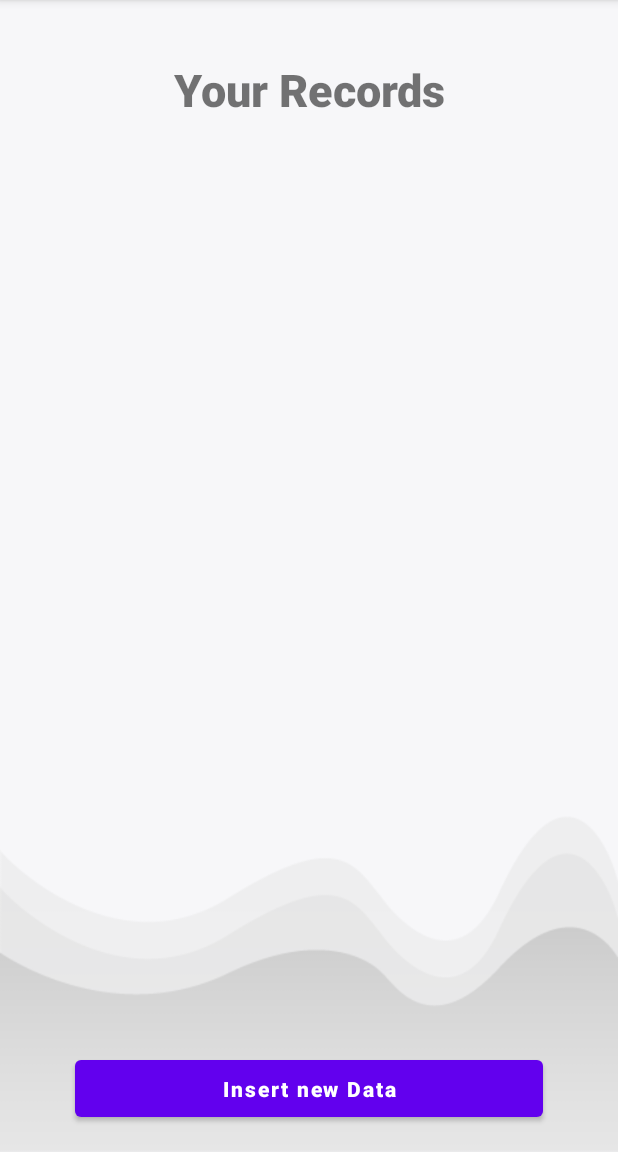
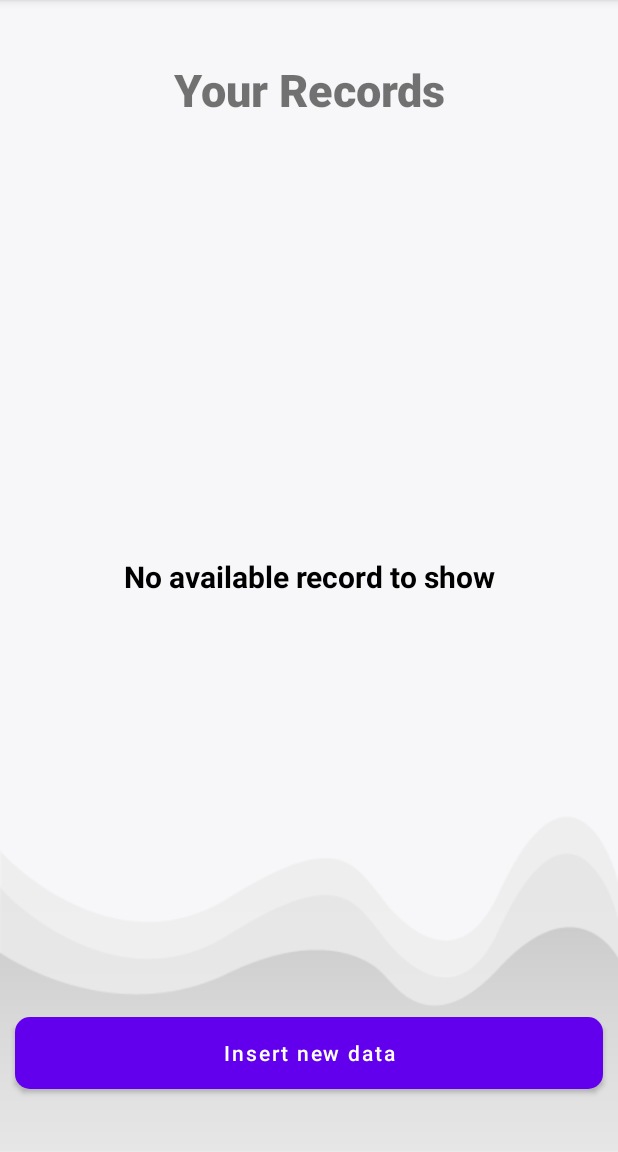
Before and after one commit to Topu646/Cardiac_Recorder, an Android app: the Home screen opened directly, with no data from a screen before it, on a phone screen of 412 x 824 dp, the part 84-1236 px from its top. Run offline under Robolectric (Android 15) with nearby library versions, the phone set to English and light mode, and no system bars; our stand-ins replace Firebase (no records; nobody signed in at launch, a user with empty details on screens opened directly).

Commit message:
Done with entire UI design and adding Firebase database

```diff
--- a/app/src/main/java/com/example/cardiacrecorder/CustomAdapter.java
+++ b/app/src/main/java/com/example/cardiacrecorder/CustomAdapter.java
@@ -48,6 +48,8 @@ public class CustomAdapter extends ArrayAdapter<Insert_Record> {
         hrtextview.setText(insert_record.getHeartrate());
         commenttextview.setText(insert_record.getComment());
 
+
+
         return view;
 
     }
--- a/app/src/main/java/com/example/cardiacrecorder/Home.java
+++ b/app/src/main/java/com/example/cardiacrecorder/Home.java
@@ -3,11 +3,14 @@ package com.example.cardiacrecorder;
 import androidx.annotation.NonNull;
 import androidx.appcompat.app.AppCompatActivity;
 
+import android.annotation.SuppressLint;
 import android.content.Intent;
 import android.os.Bundle;
 import android.view.View;
 import android.widget.Button;
 import android.widget.ListView;
+import android.widget.TextView;
+import android.widget.Toast;
 
 import com.google.firebase.auth.FirebaseAuth;
 import com.google.firebase.database.DataSnapshot;
@@ -21,11 +24,13 @@ import java.util.List;
 
 public class Home extends AppCompatActivity {
 
+    private TextView emptytext;
     private Button insertdatabutton;
     private ListView listView;
     DatabaseReference databaseReference;
     List<Insert_Record> insert_recordList;
     CustomAdapter customAdapter;
+    @SuppressLint("MissingInflatedId")
     @Override
     protected void onCreate(Bundle savedInstanceState) {
         super.onCreate(savedInstanceState);
@@ -34,6 +39,7 @@ public class Home extends AppCompatActivity {
         insert_recordList = new ArrayList<>();
         customAdapter = new CustomAdapter(Home.this,insert_recordList);
 
+        emptytext = findViewById(R.id.emptytextid);
         listView = findViewById(R.id.listviewid);
         insertdatabutton = findViewById(R.id.insertdataid);
      //   String key = databaseReference.push().getKey();
@@ -67,13 +73,22 @@ public class Home extends AppCompatActivity {
             public void onDataChange(@NonNull DataSnapshot snapshot) {
 
                 insert_recordList.clear();
+
+                if(snapshot.getChildrenCount() == 0)
+                {
+                    emptytext.setText("No available record to show");
+                }
+                else{
                 for(DataSnapshot dataSnapshot1 : snapshot.getChildren())
                 {
-                    Insert_Record record = dataSnapshot1.getValue(Insert_Record.class);
-                    insert_recordList.add(record);
+                        Insert_Record record = dataSnapshot1.getValue(Insert_Record.class);
+                        insert_recordList.add(record);
+
+                    }
+                    listView.setAdapter(customAdapter);
                 }
 
-                listView.setAdapter(customAdapter);
+//                listView.setAdapter(customAdapter);
             }
 
             @Override
--- a/app/src/main/java/com/example/cardiacrecorder/LoginActivity.java
+++ b/app/src/main/java/com/example/cardiacrecorder/LoginActivity.java
@@ -96,10 +96,10 @@ public class LoginActivity extends AppCompatActivity {
                     Exception e = task.getException();
                     if(e != null){
                         e.printStackTrace();
-                        Toast.makeText(LoginActivity.this,e.getMessage(),Toast.LENGTH_LONG).show();
+                        Toast.makeText(getApplicationContext(),"Incorrect email or password",Toast.LENGTH_SHORT).show();
                         return;
                     }
-                    Toast.makeText(getApplicationContext(),"Login Unsuccessful",Toast.LENGTH_SHORT).show();
+//                    Toast.makeText(getApplicationContext(),"Login Unsuccessful",Toast.LENGTH_SHORT).show();
                 }
             }
         });
--- a/app/src/main/res/layout/activity_add_data.xml
+++ b/app/src/main/res/layout/activity_add_data.xml
@@ -195,16 +195,30 @@
 
 
 
+<!--            <Button-->
+<!--                android:layout_width="match_parent"-->
+<!--                android:layout_height="wrap_content"-->
+<!--                android:id="@+id/uploadid"-->
+<!--                android:text="save"-->
+<!--                android:layout_below="@+id/cmtid"-->
+<!--                android:layout_marginStart="30dp"-->
+<!--                android:layout_marginEnd="30dp"-->
+<!--                android:layout_marginTop="20dp"-->
+<!--                android:textColor="@color/white"-->
+<!--                />-->
+
             <Button
                 android:layout_width="match_parent"
                 android:layout_height="wrap_content"
+                android:layout_below="@+id/cmtid"
+                android:layout_marginTop="40dp"
+                android:text="save"
+                android:layout_marginLeft="10dp"
+                android:layout_marginRight="10dp"
+                android:background="@drawable/shape_button01"
+                android:textColor="@color/white"
                 android:id="@+id/uploadid"
-                android:text="save"
-                android:layout_below="@+id/cmtid"
-                android:layout_marginStart="30dp"
-                android:layout_marginEnd="30dp"
-                android:layout_marginTop="20dp"
-                android:textColor="@color/white"
+
                 />
 
         </RelativeLayout>
--- a/app/src/main/res/layout/activity_home.xml
+++ b/app/src/main/res/layout/activity_home.xml
@@ -35,23 +35,56 @@
         app:layout_constraintStart_toStartOf="parent"
         app:layout_constraintTop_toTopOf="parent" />
 
+
+    <TextView
+        android:id="@+id/emptytextid"
+        android:layout_width="match_parent"
+        android:layout_height="wrap_content"
+        android:gravity="center"
+        android:textStyle="bold"
+        android:textSize="20dp"
+        android:textColor="@color/black"
+        app:layout_constraintBottom_toBottomOf="parent"
+        app:layout_constraintEnd_toEndOf="parent"
+        app:layout_constraintStart_toStartOf="parent"
+        app:layout_constraintTop_toTopOf="parent" />
+
+
+<!--    <Button-->
+
+<!--        android:id="@+id/insertdataid"-->
+<!--        android:layout_width="match_parent"-->
+<!--        android:layout_height="50dp"-->
+<!--        android:layout_marginLeft="50dp"-->
+<!--        android:layout_marginTop="60dp"-->
+<!--        android:layout_marginRight="50dp"-->
+<!--        android:text="Insert new Data"-->
+<!--        android:textAllCaps="false"-->
+<!--        android:textStyle="bold"-->
+<!--        android:shadowRadius="@integer/material_motion_duration_long_1"-->
+<!--        app:layout_constraintBottom_toBottomOf="parent"-->
+<!--        app:layout_constraintEnd_toEndOf="parent"-->
+<!--        app:layout_constraintHorizontal_bias="0.838"-->
+<!--        app:layout_constraintStart_toStartOf="parent"-->
+<!--        app:layout_constraintTop_toTopOf="parent"-->
+<!--        app:layout_constraintVertical_bias="0.974" />-->
+
+
     <Button
-
         android:id="@+id/insertdataid"
         android:layout_width="match_parent"
-        android:layout_height="50dp"
-        android:layout_marginLeft="50dp"
-        android:layout_marginTop="60dp"
-        android:layout_marginRight="50dp"
-        android:text="Insert new Data"
+        android:layout_height="wrap_content"
+        android:background="@drawable/shape_button01"
+        android:text="Insert new data"
         android:textAllCaps="false"
-        android:textStyle="bold"
-        android:shadowRadius="@integer/material_motion_duration_long_1"
+        android:layout_marginRight="10dp"
+        android:layout_marginLeft="10dp"
+        android:textColor="@color/white"
         app:layout_constraintBottom_toBottomOf="parent"
-        app:layout_constraintEnd_toEndOf="parent"
-        app:layout_constraintHorizontal_bias="0.838"
+        app:layout_constraintEnd_toEndOf="@+id/listviewid"
+        app:layout_constraintHorizontal_bias="1.0"
         app:layout_constraintStart_toStartOf="parent"
         app:layout_constraintTop_toTopOf="parent"
-        app:layout_constraintVertical_bias="0.974" />
+        app:layout_constraintVertical_bias="0.942" />
 
 </androidx.constraintlayout.widget.ConstraintLayout>
```
